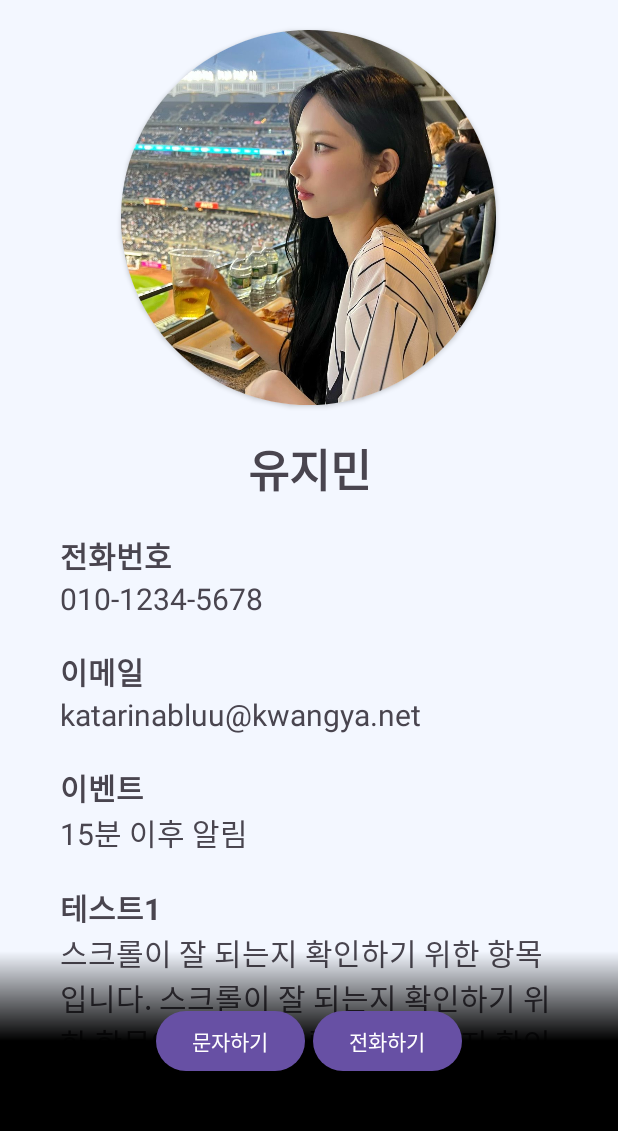
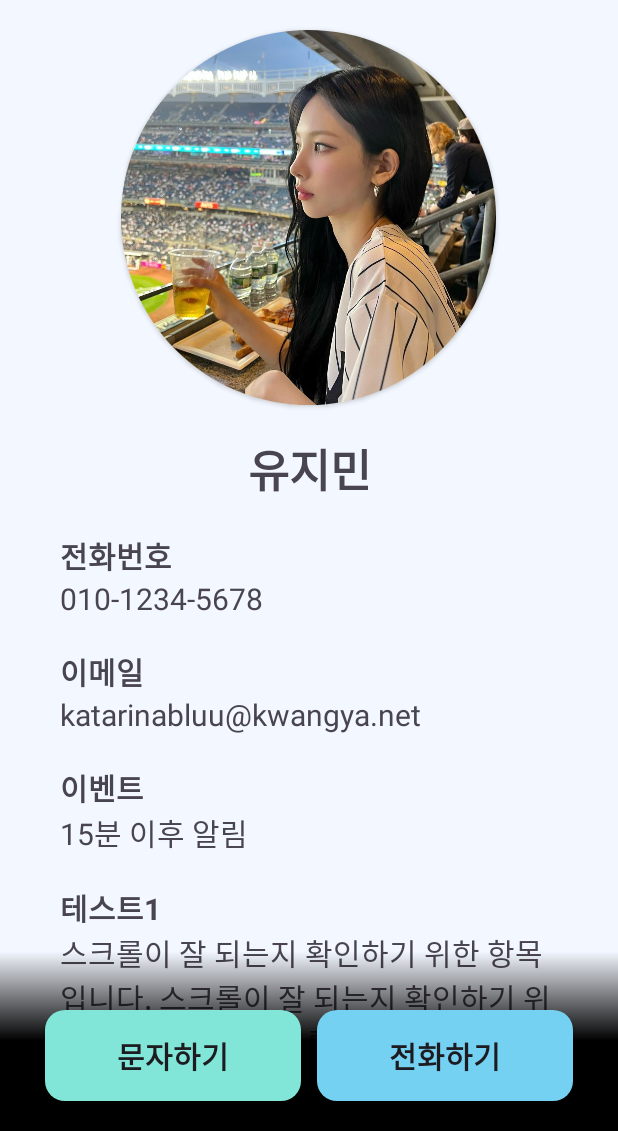
Before and after one commit to NBC-Project-closer/Closer, an Android app: the screen it shows after launch (MainActivity), on a phone screen of 412 x 824 dp, the part 105-1236 px from its top. Run offline under Robolectric (Android 15) with nearby library versions, the phone set to English and light mode, and no system bars.

Commit message:
[fix] button bar를 LinearLayout으로 묶어주었다.
굳이 이렇게 한 이유는 layout_weight을 이용해 버튼을 화면 2분할하게 배치하기 위함인데, ConstraintLayout으로도 같은 방법을 쓸 수 있다면 교체해 최적화할 수 있ㅇ르 것이다.

```diff
--- a/app/src/main/res/layout/fragment_detail_button_bar.xml
+++ b/app/src/main/res/layout/fragment_detail_button_bar.xml
@@ -1,33 +1,51 @@
 <?xml version="1.0" encoding="utf-8"?>
 <androidx.constraintlayout.widget.ConstraintLayout xmlns:android="http://schemas.android.com/apk/res/android"
+    xmlns:app="http://schemas.android.com/apk/res-auto"
     android:layout_width="match_parent"
-    android:layout_height="match_parent"
-    xmlns:app="http://schemas.android.com/apk/res-auto">
+    android:layout_height="match_parent">
 
     <ImageView
         android:id="@+id/detail_btn_bar_bg"
         android:layout_width="match_parent"
         android:layout_height="120dp"
-        android:src="@drawable/detail_button_bar_bg"/>
+        android:src="@drawable/detail_button_bar_bg" />
     <!-- [to-do] 추후 drawable로 흰색 그라데이션 배경 그려 교체하기 -->
 
     <!-- [to-do] 추후 버튼 예쁘게 꾸미기 -->
-    <Button
-        android:id="@+id/detail_btn_bar_message_btn"
-        android:layout_width="wrap_content"
+    <LinearLayout
+        android:layout_width="match_parent"
         android:layout_height="wrap_content"
-        android:text="문자하기"
-        app:layout_constraintTop_toTopOf="@id/detail_btn_bar_bg"
-        app:layout_constraintBottom_toBottomOf="@id/detail_btn_bar_bg"
-        app:layout_constraintStart_toStartOf="parent"
-        app:layout_constraintEnd_toEndOf="@id/detail_btn_bar_call_btn"/>
-    <Button
-        android:id="@+id/detail_btn_bar_call_btn"
-        android:layout_width="wrap_content"
-        android:layout_height="wrap_content"
-        android:text="전화하기"
-        app:layout_constraintTop_toTopOf="@id/detail_btn_bar_bg"
-        app:layout_constraintBottom_toBottomOf="@id/detail_btn_bar_bg"
-        app:layout_constraintStart_toStartOf="@id/detail_btn_bar_message_btn"
-        app:layout_constraintEnd_toEndOf="parent"/>
+        android:layout_margin="20dp"
+        android:orientation="horizontal"
+        app:layout_constraintBottom_toBottomOf="@id/detail_btn_bar_bg">
+
+        <androidx.appcompat.widget.AppCompatButton
+            android:id="@+id/detail_message_btn"
+            android:layout_width="wrap_content"
+            android:layout_height="wrap_content"
+            android:layout_marginLeft="10dp"
+            android:layout_marginRight="5dp"
+            android:layout_weight="1"
+            android:background="@drawable/message_btn_bg"
+            android:padding="15dp"
+            android:text="문자하기"
+            android:textSize="20dp"
+            android:textStyle="bold" />
+
+        <androidx.appcompat.widget.AppCompatButton
+            android:id="@+id/detail_call_btn"
+            android:layout_width="wrap_content"
+            android:layout_height="wrap_content"
+            android:layout_marginLeft="5dp"
+            android:layout_marginRight="10dp"
+            android:layout_weight="1"
+            android:background="@drawable/call_btn_bg"
+            android:padding="15dp"
+            android:text="전화하기"
+            android:textSize="20dp"
+            android:textStyle="bold" />
+
+    </LinearLayout>
+
+
 </androidx.constraintlayout.widget.ConstraintLayout>
```
